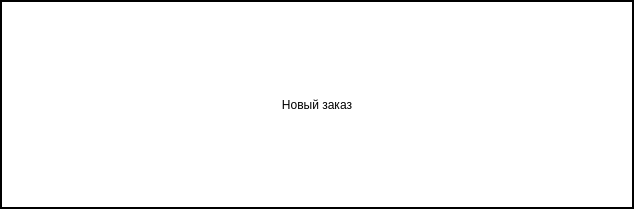
Before: the Qt Designer form neworder.ui in NoneType4Name/nto-contest, drawn with Qt 5.
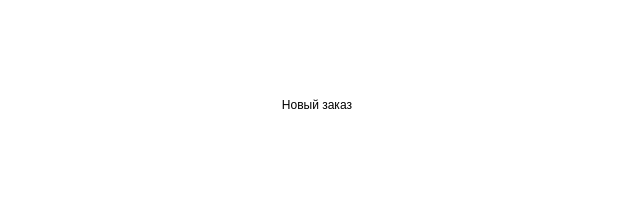
After: the same form once the commit is applied.

```diff
--- a/neworder.ui
+++ b/neworder.ui
@@ -22,7 +22,6 @@
 	padding: 5px;
 	font: 13pt &quot;Segoe UI&quot;;
 	background-color: rgba(0, 0, 0, 0);
-	border: 2px solid rgb(0, 0, 0);
 }</string>
   </property>
   <layout class="QHBoxLayout" name="horizontalLayout">
```
Left out of the diff: 2 changed lines with no effect on the pictures.
